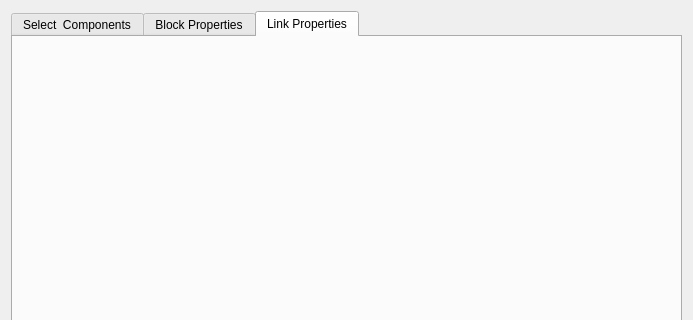
The window that gridgenerator.ui (ArashMassoudieh/OpenHydroQual) describes before a commit, drawn with Qt 5; both pictures show x 0 to 693 and y 0 to 320 of the 693 by 569 pixel window.
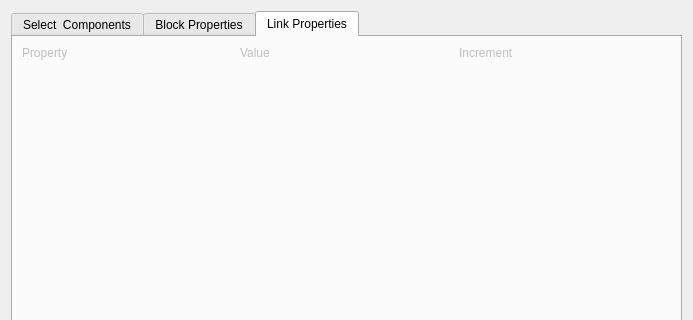
The same window after the commit. The open tabs and pages were chosen to show the change.

```diff
--- a/gridgenerator.ui
+++ b/gridgenerator.ui
@@ -140,6 +140,45 @@
       <attribute name="title">
        <string>Link Properties</string>
       </attribute>
+      <layout class="QHBoxLayout" name="horizontalLayout_5">
+       <item>
+        <layout class="QGridLayout" name="gridLayout_Link">
+         <item row="0" column="0">
+          <widget class="QLabel" name="label_6">
+           <property name="text">
+            <string>Property</string>
+           </property>
+           <property name="alignment">
+            <set>Qt::AlignLeading|Qt::AlignLeft|Qt::AlignTop</set>
+           </property>
+          </widget>
+         </item>
+         <item row="0" column="1">
+          <widget class="QLabel" name="label_10">
+           <property name="text">
+            <string>Value</string>
+           </property>
+           <property name="alignment">
+            <set>Qt::AlignLeading|Qt::AlignLeft|Qt::AlignTop</set>
+           </property>
+          </widget>
+         </item>
+         <item row="0" column="2">
+          <widget class="QLabel" name="label_11">
+           <property name="text">
+            <string>Increment</string>
+           </property>
+           <property name="alignment">
+            <set>Qt::AlignLeading|Qt::AlignLeft|Qt::AlignTop</set>
+           </property>
+           <property name="margin">
+            <number>4</number>
+           </property>
+          </widget>
+         </item>
+        </layout>
+       </item>
+      </layout>
      </widget>
     </widget>
    </item>
```
Left out of the diff: 35 changed lines with no effect on the pictures.
